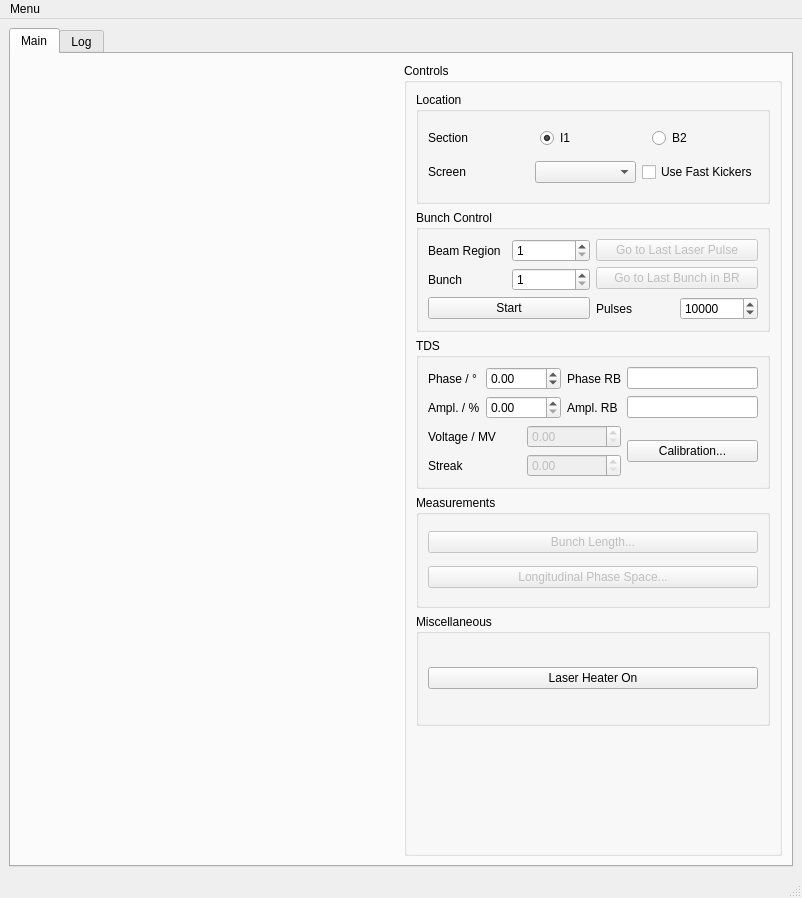
Before: the Qt Designer form esme/gui/ui/mainwindow.ui in st-walker/esme, drawn with Qt 5.
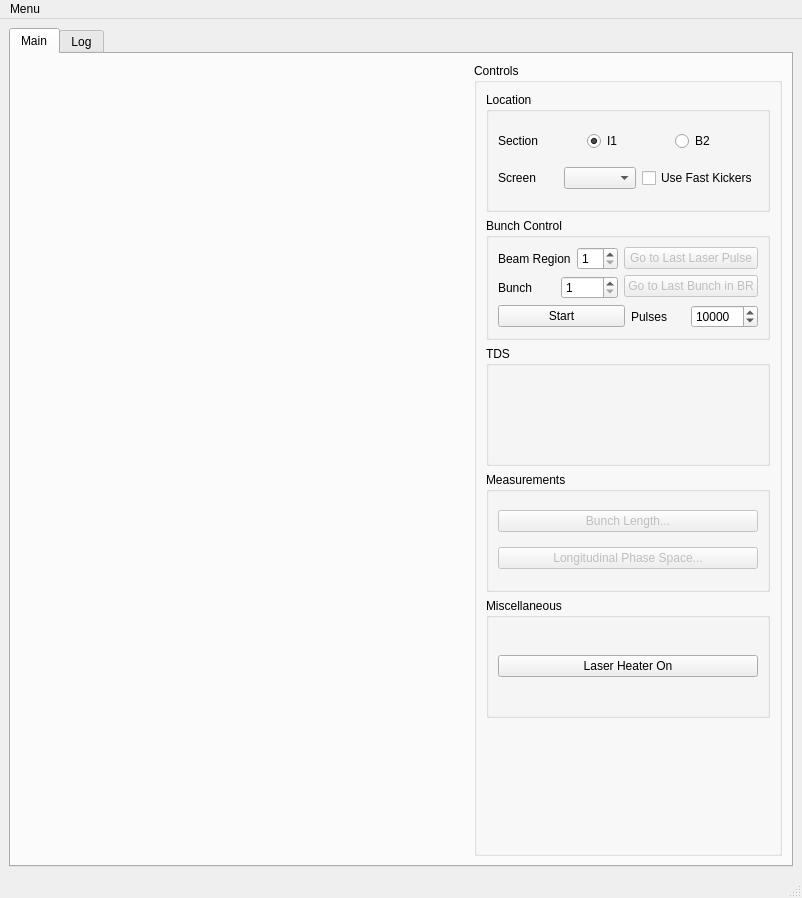
After: the same form once the commit is applied. Custom widgets are drawn as their Qt base class.

Diff of the .ui file:
```diff
--- a/esme/gui/ui/mainwindow.ui
+++ b/esme/gui/ui/mainwindow.ui
@@ -242,107 +242,7 @@
              </property>
              <layout class="QGridLayout" name="gridLayout_2">
               <item row="0" column="0">
-               <widget class="QLabel" name="phase_label_2">
-                <property name="text">
-                 <string>Phase / °</string>
-                </property>
-               </widget>
-              </item>
-              <item row="0" column="1" colspan="2">
-               <widget class="QDoubleSpinBox" name="tds_phase_spinbox">
-                <property name="minimum">
-                 <double>-1080.000000000000000</double>
-                </property>
-                <property name="maximum">
-                 <double>1080.000000000000000</double>
-                </property>
-               </widget>
-              </item>
-              <item row="0" column="3">
-               <widget class="QLabel" name="phase_rb_label">
-                <property name="text">
-                 <string>Phase RB</string>
-                </property>
-               </widget>
-              </item>
-              <item row="0" column="4">
-               <widget class="QLineEdit" name="tds_phase_readback_line">
-                <property name="maxLength">
-                 <number>14</number>
-                </property>
-                <property name="readOnly">
-                 <bool>true</bool>
-                </property>
-                <property name="clearButtonEnabled">
-                 <bool>false</bool>
-                </property>
-               </widget>
-              </item>
-              <item row="1" column="0">
-               <widget class="QLabel" name="amplitude_label">
-                <property name="text">
-                 <string>Ampl. / %</string>
-                </property>
-               </widget>
-              </item>
-              <item row="1" column="1" colspan="2">
-               <widget class="QDoubleSpinBox" name="tds_amplitude_spinbox">
-                <property name="maximum">
-                 <double>100.000000000000000</double>
-                </property>
-               </widget>
-              </item>
-              <item row="1" column="3">
-               <widget class="QLabel" name="amplitude_rb_label">
-                <property name="text">
-                 <string>Ampl. RB</string>
-                </property>
-               </widget>
-              </item>
-              <item row="1" column="4">
-               <widget class="QLineEdit" name="tds_amplitude_readback_line">
-                <property name="maxLength">
-                 <number>14</number>
-                </property>
-                <property name="readOnly">
-                 <bool>true</bool>
-                </property>
-               </widget>
-              </item>
-              <item row="2" column="0" colspan="2">
-               <widget class="QLabel" name="voltage_label">
-                <property name="text">
-                 <string>Voltage / MV</string>
-                </property>
-               </widget>
-              </item>
-              <item row="2" column="2" colspan="2">
-               <widget class="QDoubleSpinBox" name="tds_voltage_spinbox">
-                <property name="enabled">
-                 <bool>false</bool>
-                </property>
-               </widget>
-              </item>
-              <item row="2" column="4" rowspan="2">
-               <widget class="QPushButton" name="tds_calibration_pushbutton">
-                <property name="text">
-                 <string>Calibration...</string>
-                </property>
-               </widget>
-              </item>
-              <item row="3" column="0" colspan="2">
-               <widget class="QLabel" name="streak">
-                <property name="text">
-                 <string>Streak</string>
-                </property>
-               </widget>
-              </item>
-              <item row="3" column="2" colspan="2">
-               <widget class="QDoubleSpinBox" name="streak_spinbox">
-                <property name="enabled">
-                 <bool>false</bool>
-                </property>
-               </widget>
+               <widget class="TDSControl" name="widget" native="true"/>
               </item>
              </layout>
             </widget>
@@ -487,6 +387,12 @@
    <header>esme.gui.indicator</header>
    <container>1</container>
   </customwidget>
+  <customwidget>
+   <class>TDSControl</class>
+   <extends>QWidget</extends>
+   <header>esme.gui.tds</header>
+   <container>1</container>
+  </customwidget>
  </customwidgets>
  <resources/>
  <connections/>
```
Left out of the diff: 5 changed lines with no effect on the pictures.
